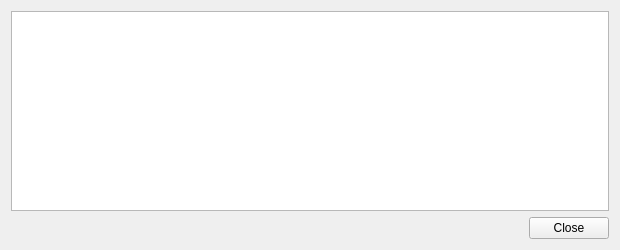
First picture: the form in src/qt/forms/transactiondescdialog.ui, repository FromHDDtoSSD/SorachanCoin-qt, before the edit.
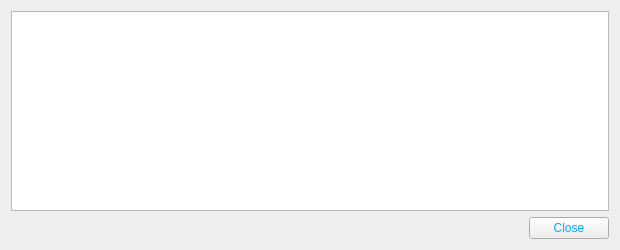
Second picture: the form after the edit. Icons and pictures are not drawn.

```diff
--- a/src/qt/forms/transactiondescdialog.ui
+++ b/src/qt/forms/transactiondescdialog.ui
@@ -13,6 +13,10 @@
   <property name="windowTitle">
    <string>Transaction details</string>
   </property>
+  <property name="styleSheet">
+   <string notr="true">background-image: url(:/images/bkg2);
+color: rgb(0, 170, 255);</string>
+  </property>
   <layout class="QVBoxLayout" name="verticalLayout">
    <item>
     <widget class="QTextEdit" name="detailText">
```
